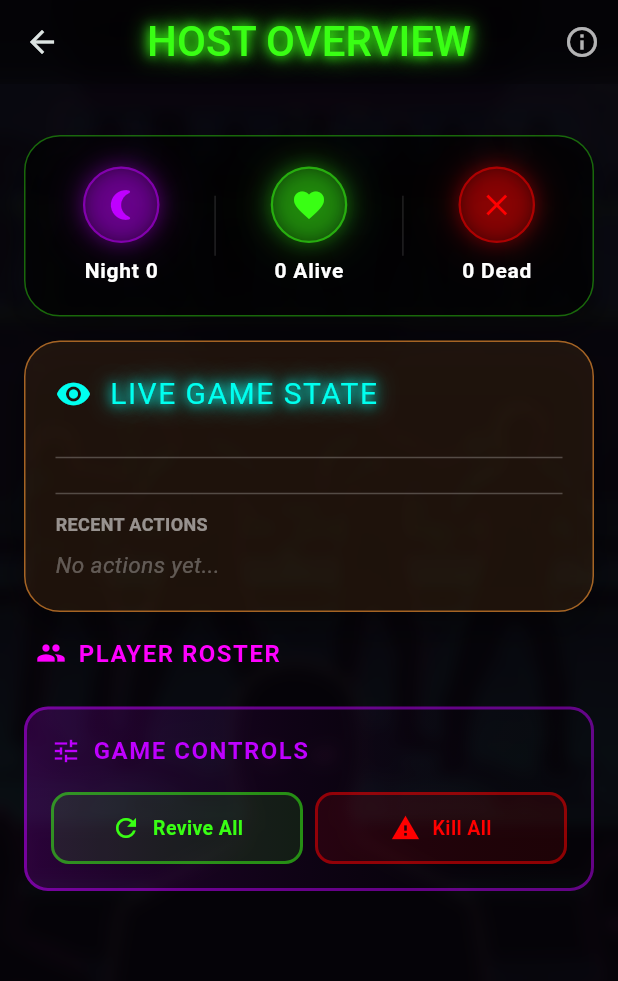
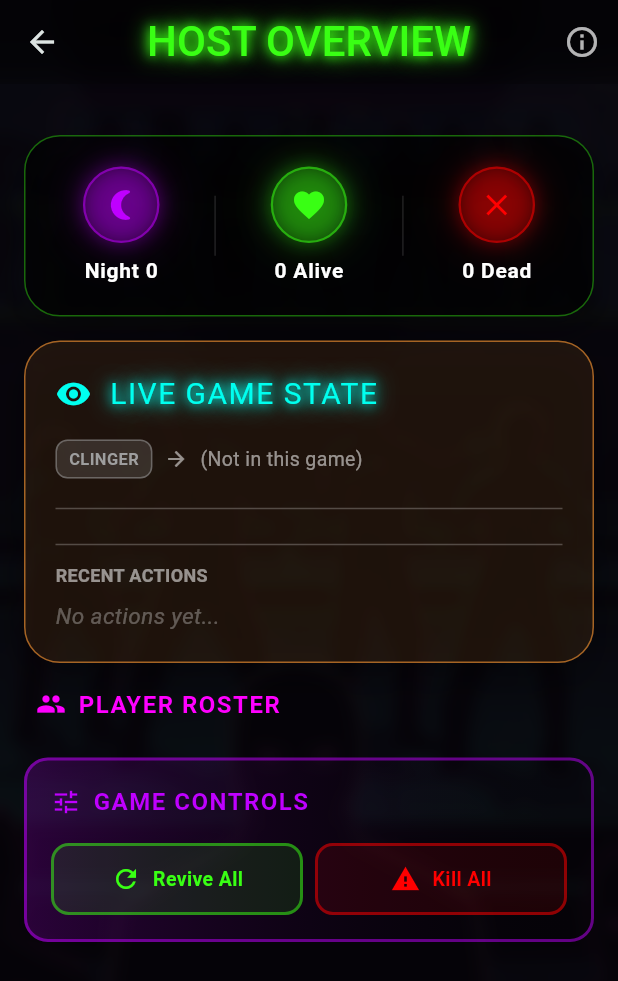
Before and after one commit to kimroutley/Club-Blackout-3, a Flutter app: the screen it shows after launch, in the side drawer, after a tap on "Host Overview", on a phone screen of 412 x 824 dp. Shown: the top 981 px of the screen. Run offline on Flutter 3.47's test engine with Material 3 defaults, Android fonts, the light colour scheme and no system bars; drawn by our look-alikes of dynamic_color; our stand-ins replace audioplayers, shared_preferences; Roboto replaces fonts that are missing (Hyperwave).

Commit message:
Add pending files before push

```diff
--- a/lib/ui/screens/host_overview_screen.dart
+++ b/lib/ui/screens/host_overview_screen.dart
@@ -290,7 +290,7 @@ class _HostOverviewScreenState extends State<HostOverviewScreen> {
           const SizedBox(height: 16),
 
           // 1. Permanent Roles
-          if (clinger != null) _buildClingerStatus(clinger),
+          _buildClingerRow(clinger),
           if (creep != null) _buildCreepStatus(creep),
           if (allyCat != null) _buildMultiLifeStatus(allyCat),
           if (seasonedDrinker != null) _buildMultiLifeStatus(seasonedDrinker),
@@ -405,14 +405,10 @@ class _HostOverviewScreenState extends State<HostOverviewScreen> {
     );
   }
 
-  Widget _buildClingerStatus(Player clinger) {
-    if (!clinger.isActive && !clinger.isAlive)
-      return const SizedBox.shrink(); // Don't show if dead? Or show as dead?
-
-    final partner = clinger.clingerPartnerId != null
+  Widget _buildClingerRow(Player? clinger) {
+    final partner = clinger?.clingerPartnerId != null
         ? widget.gameEngine.players
-              .where((p) => p.id == clinger.clingerPartnerId)
-              .firstOrNull
+            .firstWhere((p) => p.id == clinger!.clingerPartnerId)
         : null;
 
     return Padding(
@@ -422,14 +418,15 @@ class _HostOverviewScreenState extends State<HostOverviewScreen> {
           Container(
             padding: const EdgeInsets.symmetric(horizontal: 8, vertical: 4),
             decoration: BoxDecoration(
-              color: clinger.role.color.withOpacity(0.2),
+              color: (clinger?.role.color ?? Colors.grey).withOpacity(0.2),
               borderRadius: BorderRadius.circular(8),
-              border: Border.all(color: clinger.role.color.withOpacity(0.5)),
+              border: Border.all(
+                  color: (clinger?.role.color ?? Colors.grey).withOpacity(0.5)),
             ),
             child: Text(
               'CLINGER',
               style: TextStyle(
-                color: clinger.role.color,
+                color: clinger?.role.color ?? Colors.grey,
                 fontSize: 11,
                 fontWeight: FontWeight.bold,
               ),
@@ -439,14 +436,19 @@ class _HostOverviewScreenState extends State<HostOverviewScreen> {
           Icon(Icons.arrow_forward, color: Colors.white54, size: 16),
           const SizedBox(width: 8),
           Expanded(
-            child: Text(
-              partner != null
-                  ? '${clinger.name} → Obsessed with ${partner.name} (${partner.role.name})'
-                  : '${clinger.name} → No obsession selected yet',
-              style: const TextStyle(color: Colors.white, fontSize: 13),
-            ),
+            child: clinger != null
+                ? Text(
+                    partner != null
+                        ? '${clinger.name} → Obsessed with ${partner.name} (${partner.role.name})'
+                        : '${clinger.name} → No obsession selected yet',
+                    style: const TextStyle(color: Colors.white, fontSize: 13),
+                  )
+                : const Text(
+                    '(Not in this game)',
+                    style: TextStyle(color: Colors.white54, fontSize: 13),
+                  ),
           ),
-          if (clinger.clingerFreedAsAttackDog)
+          if (clinger != null && clinger.clingerFreedAsAttackDog)
             Container(
               padding: const EdgeInsets.symmetric(horizontal: 6, vertical: 2),
               decoration: BoxDecoration(
```
Also changed, not shown: lib/ui/screens/day_scene_dialog.dart (added).
